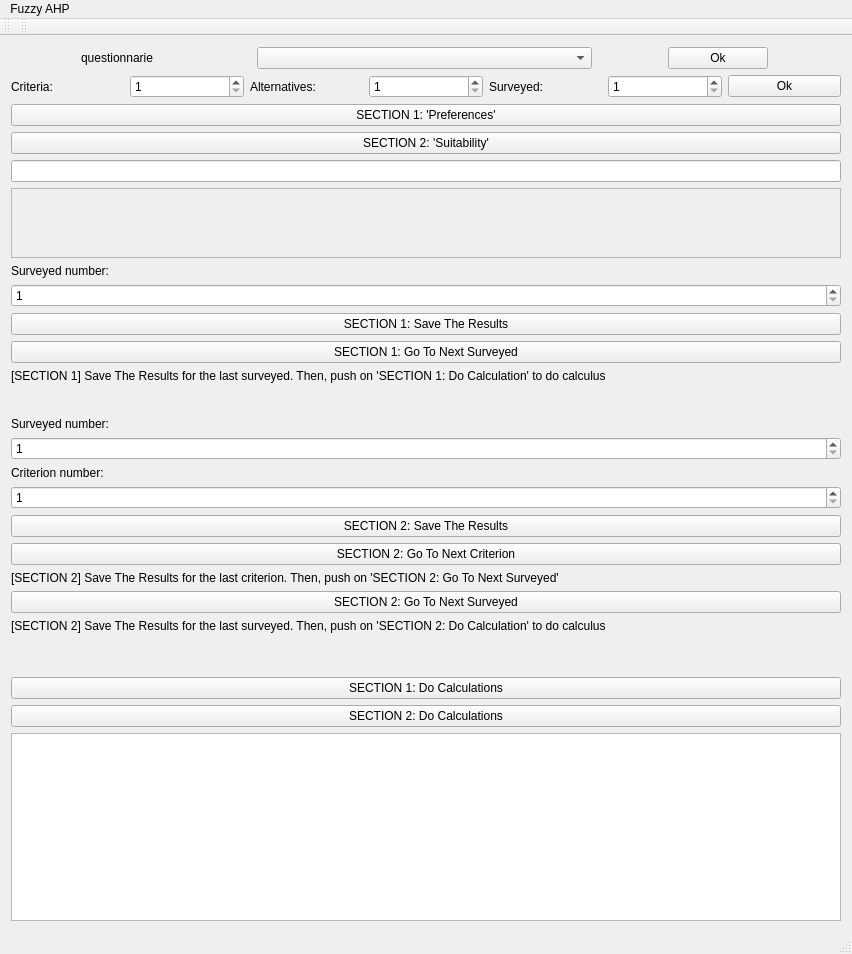
Above: FuzzyAHPcore/mainwindow.ui from eligere/eligere before the change. Below: the same form after it.
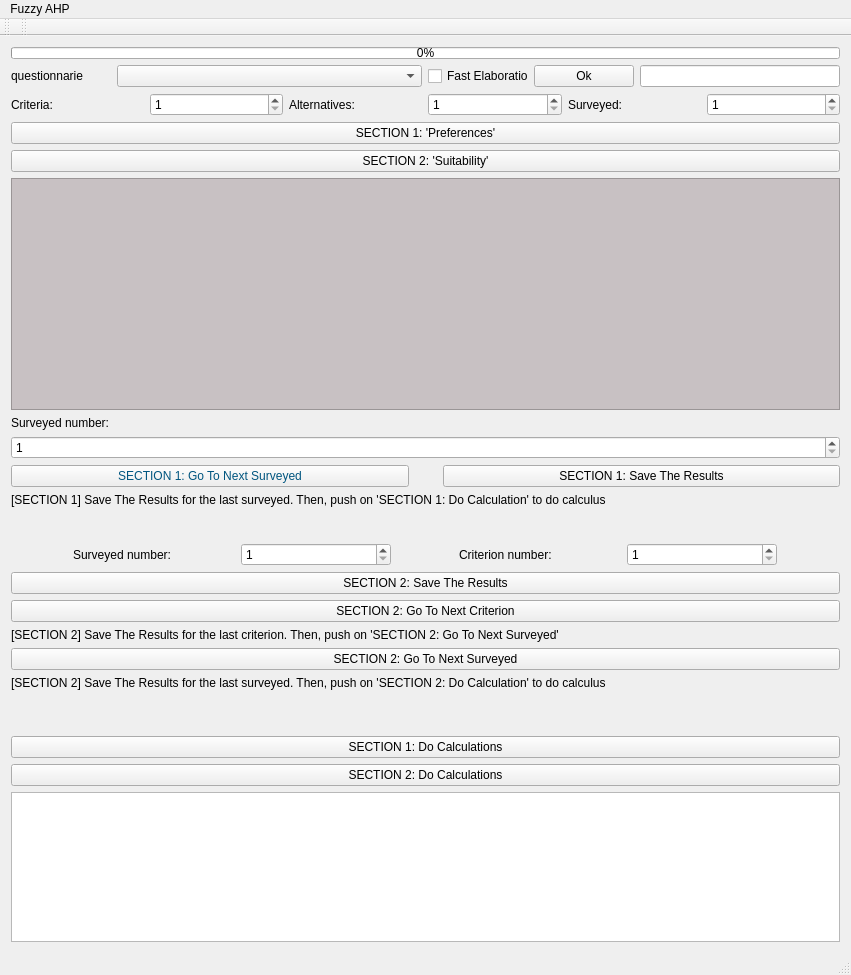
That is the form after the change.

Commit message:
Fast elaboration
implementation of the  fast elaboration for the two section

```diff
--- a/FuzzyAHPcore/mainwindow.ui
+++ b/FuzzyAHPcore/mainwindow.ui
@@ -6,8 +6,8 @@
    <rect>
     <x>0</x>
     <y>0</y>
-    <width>852</width>
-    <height>954</height>
+    <width>849</width>
+    <height>975</height>
    </rect>
   </property>
   <property name="maximumSize">
@@ -21,6 +21,22 @@
   </property>
   <widget class="QWidget" name="centralWidget">
    <layout class="QVBoxLayout" name="verticalLayout_2">
+    <item>
+     <widget class="QProgressBar" name="progressBar">
+      <property name="maximumSize">
+       <size>
+        <width>16777215</width>
+        <height>12</height>
+       </size>
+      </property>
+      <property name="toolTip">
+       <string>progress bar</string>
+      </property>
+      <property name="value">
+       <number>0</number>
+      </property>
+     </widget>
+    </item>
     <item>
      <layout class="QHBoxLayout" name="horizontalLayout">
       <item>
@@ -49,6 +65,22 @@
         </property>
        </widget>
       </item>
+      <item>
+       <widget class="QCheckBox" name="checkBoxFastElaboration">
+        <property name="maximumSize">
+         <size>
+          <width>100</width>
+          <height>100</height>
+         </size>
+        </property>
+        <property name="toolTip">
+         <string>&lt;html&gt;&lt;head/&gt;&lt;body&gt;&lt;p&gt;&lt;span style=&quot; font-weight:600;&quot;&gt;Enable fast elaboration for the SECTION1 and SECTION2&lt;/span&gt;&lt;/p&gt;&lt;/body&gt;&lt;/html&gt;</string>
+        </property>
+        <property name="text">
+         <string>Fast Elaboration</string>
+        </property>
+       </widget>
+      </item>
       <item>
        <widget class="QPushButton" name="questOK">
         <property name="maximumSize">
@@ -62,17 +94,20 @@
         </property>
        </widget>
       </item>
+      <item>
+       <widget class="QLineEdit" name="lineEdit">
+        <property name="maximumSize">
+         <size>
+          <width>200</width>
+          <height>16777215</height>
+         </size>
+        </property>
+       </widget>
+      </item>
      </layout>
     </item>
     <item>
      <layout class="QGridLayout" name="gridLayout">
-      <item row="0" column="6">
-       <widget class="QPushButton" name="pushButton_Ok">
-        <property name="text">
-         <string>Ok</string>
-        </property>
-       </widget>
-      </item>
       <item row="0" column="1">
        <widget class="QSpinBox" name="spinBox_Criteria">
         <property name="minimum">
@@ -140,11 +175,17 @@
       </property>
      </widget>
     </item>
-    <item>
-     <widget class="QLineEdit" name="lineEdit"/>
-    </item>
     <item>
      <widget class="QScrollArea" name="scrollArea">
+      <property name="maximumSize">
+       <size>
+        <width>16777215</width>
+        <height>300</height>
+       </size>
+      </property>
+      <property name="styleSheet">
+       <string notr="true">background-color: rgb(200, 193, 195);</string>
+      </property>
       <property name="widgetResizable">
        <bool>true</bool>
       </property>
@@ -153,8 +194,8 @@
         <rect>
          <x>0</x>
          <y>0</y>
-         <width>832</width>
-         <height>69</height>
+         <width>829</width>
+         <height>205</height>
         </rect>
        </property>
       </widget>
@@ -205,20 +246,51 @@
        </widget>
       </item>
       <item>
-       <widget class="QPushButton" name="pushButton_section1_saveTheResults">
-        <property name="text">
-         <string>SECTION 1: Save The Results</string>
+       <layout class="QHBoxLayout" name="horizontalLayout_3">
+        <property name="spacing">
+         <number>34</number>
         </property>
-       </widget>
-      </item>
+        <property name="topMargin">
+         <number>0</number>
+        </property>
       <item>
        <widget class="QPushButton" name="pushButton_section1_toNextSurveyed">
+          <property name="maximumSize">
+           <size>
+            <width>400</width>
+            <height>16777215</height>
+           </size>
+          </property>
+          <property name="styleSheet">
+           <string notr="true">color: rgb(0, 85, 127);</string>
+          </property>
         <property name="text">
          <string>SECTION 1: Go To Next Surveyed</string>
         </property>
        </widget>
       </item>
       <item>
+         <widget class="QPushButton" name="pushButton_section1_saveTheResults">
+          <property name="maximumSize">
+           <size>
+            <width>400</width>
+            <height>16777215</height>
+           </size>
+          </property>
+          <property name="autoFillBackground">
+           <bool>false</bool>
+          </property>
+          <property name="styleSheet">
+           <string notr="true"/>
+          </property>
+          <property name="text">
+           <string>SECTION 1: Save The Results</string>
+          </property>
+         </widget>
+        </item>
+       </layout>
+      </item>
+      <item>
        <widget class="QLabel" name="label_section1_endSurveyed">
         <property name="text">
          <string>[SECTION 1] Save The Results for the last surveyed. Then, push on 'SECTION 1: Do Calculation' to do calculus</string>
@@ -239,7 +311,18 @@
        </spacer>
       </item>
       <item>
+       <layout class="QHBoxLayout" name="horizontalLayout_5">
+        <property name="topMargin">
+         <number>0</number>
+        </property>
+        <item>
        <widget class="QLabel" name="label_section2_surveyedNumber">
+          <property name="maximumSize">
+           <size>
+            <width>100</width>
+            <height>16777215</height>
+           </size>
+          </property>
         <property name="text">
          <string>Surveyed number:</string>
         </property>
@@ -247,6 +330,12 @@
       </item>
       <item>
        <widget class="QSpinBox" name="spinBox_section2_surveyedNumber">
+          <property name="maximumSize">
+           <size>
+            <width>150</width>
+            <height>16777215</height>
+           </size>
+          </property>
         <property name="minimum">
          <number>1</number>
         </property>
@@ -257,6 +346,12 @@
       </item>
       <item>
        <widget class="QLabel" name="label_section2_criterionNumber">
+          <property name="maximumSize">
+           <size>
+            <width>100</width>
+            <height>16777215</height>
+           </size>
+          </property>
         <property name="text">
          <string>Criterion number:</string>
         </property>
@@ -264,6 +359,12 @@
       </item>
       <item>
        <widget class="QSpinBox" name="spinBox_section2_criterionNumber">
+          <property name="maximumSize">
+           <size>
+            <width>150</width>
+            <height>16777215</height>
+           </size>
+          </property>
         <property name="minimum">
          <number>1</number>
         </property>
@@ -271,6 +372,8 @@
          <number>10</number>
         </property>
        </widget>
+        </item>
+       </layout>
       </item>
       <item>
        <widget class="QPushButton" name="pushButton_section2_saveTheResults">
@@ -340,7 +443,14 @@
      <layout class="QHBoxLayout" name="horizontalLayout_2"/>
     </item>
     <item>
-     <widget class="QTextEdit" name="fuzzyResultsOnscreen"/>
+     <widget class="QTextEdit" name="fuzzyResultsOnscreen">
+      <property name="maximumSize">
+       <size>
+        <width>16777215</width>
+        <height>150</height>
+       </size>
+      </property>
+     </widget>
     </item>
    </layout>
   </widget>
@@ -349,7 +459,7 @@
     <rect>
      <x>0</x>
      <y>0</y>
-     <width>852</width>
+     <width>849</width>
      <height>21</height>
     </rect>
    </property>
```
Lines whose indentation alone changed are shown as unchanged. The commit also changes 11 other files.
